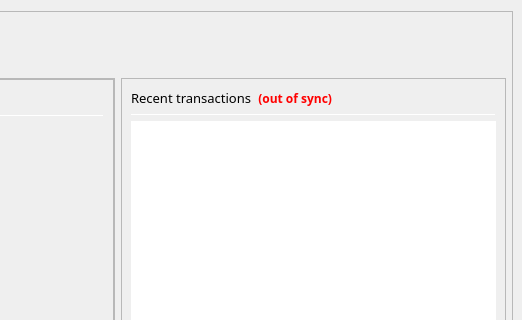
Old version of the form src/qt/forms/overviewpage.ui in the repository northern-community/Northern; both pictures show x 456 to 978 and y 0 to 320 of the 978 by 841 pixel window.
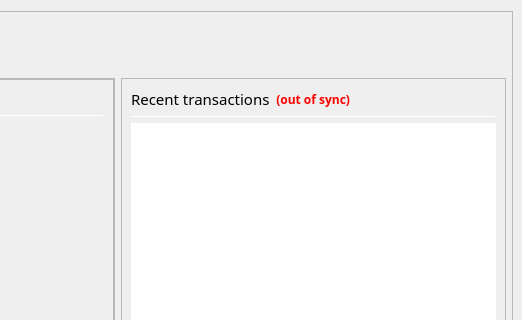
New version of the form. Icons and pictures are not drawn.

Patch:
```diff
--- a/src/qt/forms/overviewpage.ui
+++ b/src/qt/forms/overviewpage.ui
@@ -1123,14 +1123,15 @@
                       <property name="font">
                        <font>
                         <family>Arial Black</family>
-                        <pointsize>10</pointsize>
+                        <pointsize>11</pointsize>
                         <weight>10</weight>
                         <italic>false</italic>
                         <bold>false</bold>
                        </font>
                       </property>
                       <property name="styleSheet">
-                       <string notr="true">font: 87 10pt &quot;Arial Black&quot;;</string>
+                       <string notr="true">font: 87 11pt &quot;Arial Black&quot;;
+selection-color: rgb(0, 0, 0);</string>
                       </property>
                       <property name="text">
                        <string>Recent transactions</string>
```
